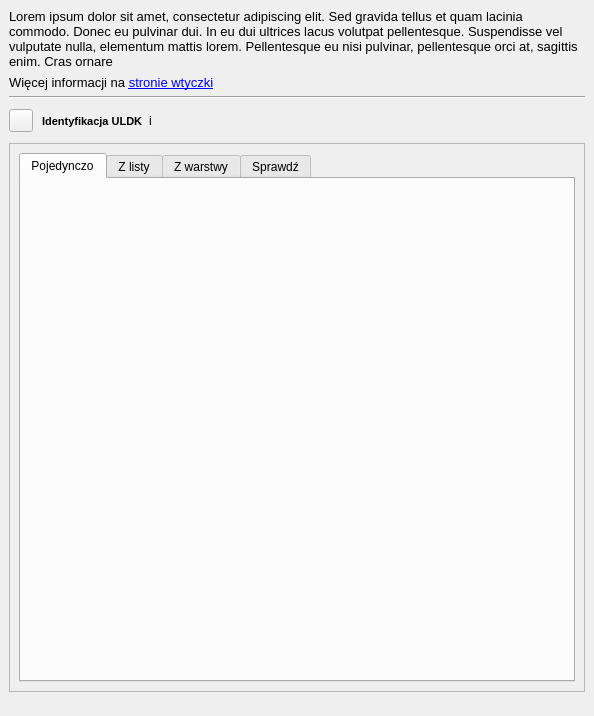
The window that gissupport_plugin/modules/uldk/plugin_dockwidget_base.ui (gis-support/gis-support-plugin) describes before a commit, drawn with Qt 5.
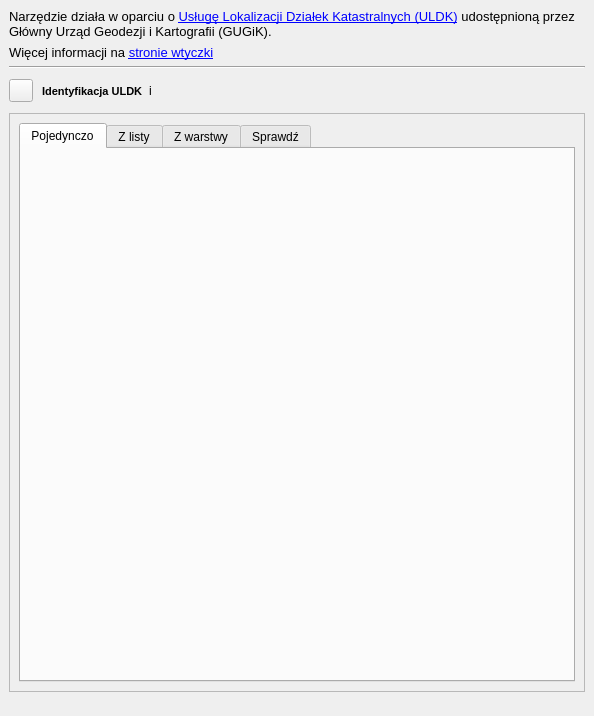
The same window after the commit.

Commit message: DEV011848, dodane opisy do narzędzi, nowy interfejs pobierania PRG

What changed in the file:
```diff
--- a/gissupport_plugin/modules/uldk/plugin_dockwidget_base.ui
+++ b/gissupport_plugin/modules/uldk/plugin_dockwidget_base.ui
@@ -18,7 +18,7 @@
     <item>
      <widget class="QLabel" name="infoLabel">
       <property name="text">
-       <string>&lt;html&gt;&lt;head/&gt;&lt;body&gt;&lt;p&gt;&lt;span style=&quot; font-size:10pt;&quot;&gt;Lorem ipsum dolor sit amet, consectetur adipiscing elit. Sed gravida tellus et quam lacinia commodo. Donec eu pulvinar dui. In eu dui ultrices lacus volutpat pellentesque. Suspendisse vel vulputate nulla, elementum mattis lorem. Pellentesque eu nisi pulvinar, pellentesque orci at, sagittis enim. Cras ornare&lt;/span&gt;&lt;/p&gt;&lt;/body&gt;&lt;/html&gt;</string>
+       <string>&lt;html&gt;&lt;head/&gt;&lt;body&gt;&lt;p&gt;&lt;span style=&quot; font-size:10pt;&quot;&gt;Narzędzie działa w oparciu o &lt;a href=&quot;https://uldk.gugik.gov.pl/opis.html&quot;&gt;&lt;span style=&quot; text-decoration: underline; color:#0000ff;&quot;&gt;Usługę Lokalizacji Działek Katastralnych (ULDK)&lt;/span&gt;&lt;/a&gt; udostępnioną przez Główny Urząd Geodezji i Kartografii (GUGiK).&lt;/span&gt;&lt;/p&gt;&lt;/body&gt;&lt;/html&gt;</string>
       </property>
       <property name="textFormat">
        <enum>Qt::RichText</enum>
@@ -142,7 +142,6 @@
             <property name="font">
              <font>
               <pointsize>8</pointsize>
-              <weight>75</weight>
               <bold>true</bold>
              </font>
             </property>
@@ -167,8 +166,8 @@
         <rect>
          <x>0</x>
          <y>0</y>
-         <width>574</width>
-         <height>512</height>
+         <width>568</width>
+         <height>525</height>
         </rect>
        </property>
        <layout class="QVBoxLayout" name="verticalLayout_6">
```
Left out of the diff: 3 changed lines with no effect on the pictures. The commit also changes 11 other files.
